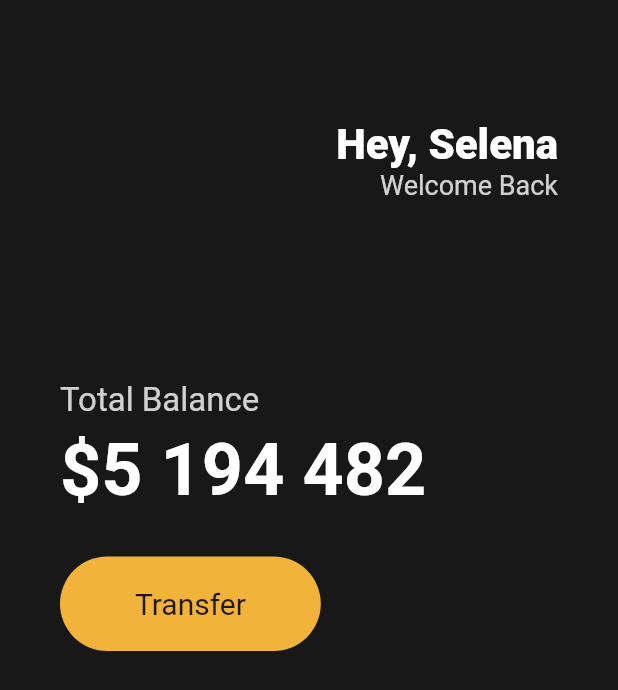
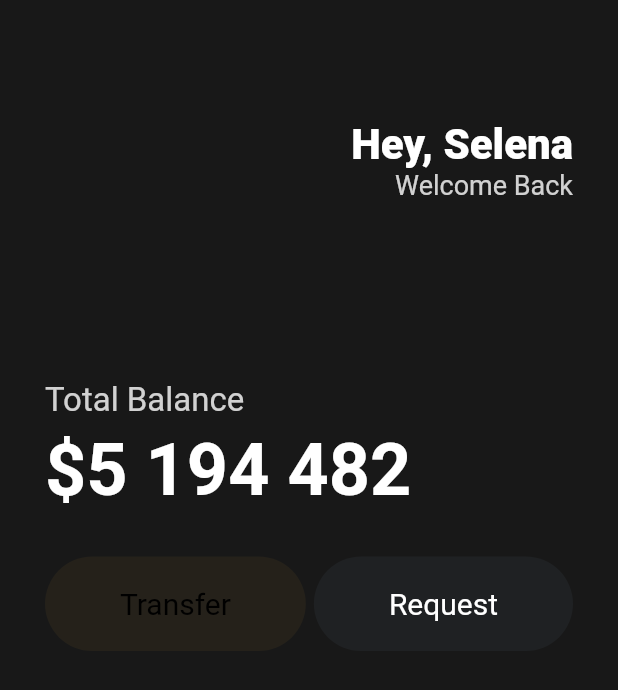
Before and after one commit to July249/flutter-tutorial, a Flutter app: the screen it shows after launch, on a phone screen of 412 x 824 dp. Shown: the top 690 px of the screen. Run offline on Flutter 3.47's test engine with Material 2 defaults, Android fonts, the phone set to English and light mode, and no system bars.

Commit message:
Reusable Widgets - Button

```diff
--- a/ui_challenge/lib/main.dart
+++ b/ui_challenge/lib/main.dart
@@ -1,4 +1,5 @@
 import 'package:flutter/material.dart';
+import 'package:ui_challenge/widgets/button.dart';
 
 void main() {
   runApp(const App());
@@ -13,7 +14,9 @@ class App extends StatelessWidget {
       home: Scaffold(
           backgroundColor: const Color(0xFF181818),
           body: Padding(
-            padding: const EdgeInsets.symmetric(horizontal: 40),
+            padding: const EdgeInsets.symmetric(
+              horizontal: 30,
+            ),
             child: Column(
               crossAxisAlignment: CrossAxisAlignment.start,
               children: [
@@ -71,25 +74,17 @@ class App extends StatelessWidget {
                 ),
                 Row(
                   mainAxisAlignment: MainAxisAlignment.spaceBetween,
-                  children: [
-                    Container(
-                      decoration: BoxDecoration(
-                        color: const Color(0xFFF2B33A),
-                        borderRadius: BorderRadius.circular(45),
-                      ),
-                      child: const Padding(
-                        padding: EdgeInsets.symmetric(
-                          vertical: 20,
-                          horizontal: 50,
-                        ),
-                        child: Text(
-                          'Transfer',
-                          style: TextStyle(
-                            fontSize: 20,
-                          ),
-                        ),
-                      ),
+                  children: const [
+                    Button(
+                      text: 'Transfer',
+                      bgColor: Color(0x0ff1b33b),
+                      textColor: Colors.black,
                     ),
+                    Button(
+                      text: 'Request',
+                      bgColor: Color(0xff1f2123),
+                      textColor: Colors.white,
+                    )
                   ],
                 ),
               ],
--- /dev/null
+++ b/ui_challenge/lib/widgets/button.dart
@@ -0,0 +1,37 @@
+import 'package:flutter/material.dart';
+
+class Button extends StatelessWidget {
+  final String text;
+  final Color bgColor;
+  final Color textColor;
+
+  const Button({
+    super.key,
+    required this.text,
+    required this.bgColor,
+    required this.textColor,
+  });
+
+  @override
+  Widget build(BuildContext context) {
+    return Container(
+      decoration: BoxDecoration(
+        color: bgColor,
+        borderRadius: BorderRadius.circular(45),
+      ),
+      child: Padding(
+        padding: const EdgeInsets.symmetric(
+          vertical: 20,
+          horizontal: 50,
+        ),
+        child: Text(
+          text,
+          style: TextStyle(
+            color: textColor,
+            fontSize: 20,
+          ),
+        ),
+      ),
+    );
+  }
+}
```
